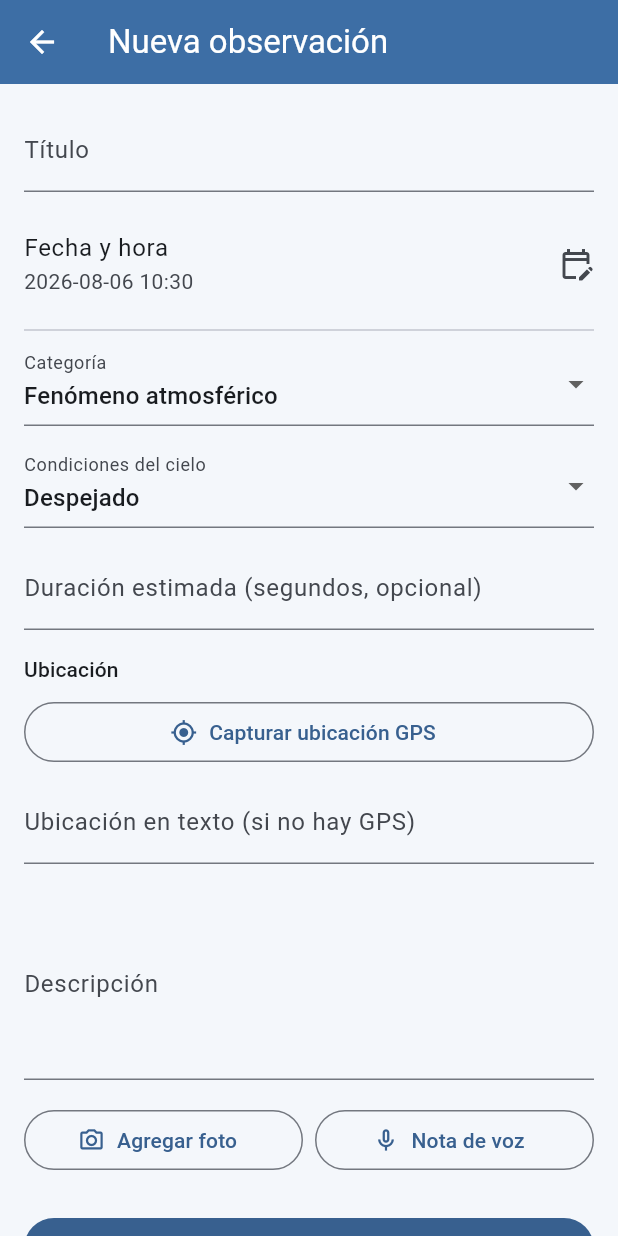
After one commit to JeanDevRD/Skyrepo, a Flutter app: the NewObservationScreen screen opened directly, on a phone screen of 412 x 824 dp. The commit adds this screen. Run offline on Flutter 3.47's test engine with Material 3 defaults, Android fonts, the phone set to English and light mode, and no system bars; our stand-ins replace audioplayers, flutter_map, geolocator, image_picker, latlong2, sqflite; missing offline and left inert: record; accounts and stored records are empty.

Commit message:
Casi terminado

```diff
--- /dev/null
+++ b/lib/screens/new_observation_screen.dart
@@ -0,0 +1,247 @@
+import 'package:flutter/material.dart';
+import 'package:provider/provider.dart';
+import '../models/observacion.dart';
+import '../services/database_service.dart';
+import '../services/location_service.dart';
+import '../services/media_service.dart';
+import '../services/audio_service.dart';
+import '../services/storage_service.dart';
+import '../widgets/filter_bar.dart' show categoriasCielo;
+
+class NewObservationScreen extends StatefulWidget {
+  const NewObservationScreen({super.key});
+
+  @override
+  State<NewObservationScreen> createState() => _NewObservationScreenState();
+}
+
+class _NewObservationScreenState extends State<NewObservationScreen> {
+  final _formKey = GlobalKey<FormState>();
+  final _tituloCtrl = TextEditingController();
+  final _duracionCtrl = TextEditingController();
+  final _ubicacionTextoCtrl = TextEditingController();
+  final _descripcionCtrl = TextEditingController();
+
+  String _categoria = categoriasCielo.first;
+  String _condicionesCielo = 'Despejado';
+  DateTime _fechaHora = DateTime.now();
+
+  double? _lat;
+  double? _lng;
+  bool _buscandoUbicacion = false;
+
+  String? _fotoPath;
+  String? _audioPath;
+  bool _grabando = false;
+  bool _guardando = false;
+
+  static const _condiciones = ['Despejado', 'Nublado', 'Bruma', 'Lluvia ligera'];
+
+  @override
+  void dispose() {
+    _tituloCtrl.dispose();
+    _duracionCtrl.dispose();
+    _ubicacionTextoCtrl.dispose();
+    _descripcionCtrl.dispose();
+    super.dispose();
+  }
+
+  Future<void> _capturarUbicacion() async {
+    setState(() => _buscandoUbicacion = true);
+    final ubicacion = await context.read<LocationService>().getCurrentLocation();
+    setState(() {
+      _buscandoUbicacion = false;
+      if (ubicacion != null) {
+        _lat = ubicacion.lat;
+        _lng = ubicacion.lng;
+      }
+    });
+    if (ubicacion == null && mounted) {
+      ScaffoldMessenger.of(context).showSnackBar(
+        const SnackBar(content: Text('No se pudo obtener el GPS. Escribe la ubicación manualmente.')),
+      );
+    }
+  }
+
+  Future<void> _tomarFoto() async {
+    final path = await context.read<MediaService>().tomarFoto();
+    if (path != null) setState(() => _fotoPath = path);
+  }
+
+  Future<void> _alternarGrabacion() async {
+    final audio = context.read<AudioService>();
+    if (!_grabando) {
+      final ruta = await context.read<StorageService>().nuevaRutaAudio();
+      await audio.iniciarGrabacion(ruta);
+      setState(() => _grabando = true);
+    } else {
+      final path = await audio.detenerGrabacion();
+      setState(() {
+        _grabando = false;
+        _audioPath = path;
+      });
+    }
+  }
+
+  Future<void> _elegirFechaHora() async {
+    final fecha = await showDatePicker(
+      context: context,
+      initialDate: _fechaHora,
+      firstDate: DateTime(2020),
+      lastDate: DateTime.now(),
+    );
+    if (fecha == null || !mounted) return;
+    final hora = await showTimePicker(
+      context: context,
+      initialTime: TimeOfDay.fromDateTime(_fechaHora),
+    );
+    if (hora == null) return;
+    setState(() {
+      _fechaHora = DateTime(fecha.year, fecha.month, fecha.day, hora.hour, hora.minute);
+    });
+  }
+
+  Future<void> _guardar() async {
+    if (!_formKey.currentState!.validate()) return;
+    if (_lat == null && _ubicacionTextoCtrl.text.trim().isEmpty) {
+      ScaffoldMessenger.of(context).showSnackBar(
+        const SnackBar(content: Text('Captura el GPS o escribe una ubicación en texto')),
+      );
+      return;
+    }
+
+    setState(() => _guardando = true);
+    final observacion = Observacion(
+      titulo: _tituloCtrl.text.trim(),
+      fechaHora: _fechaHora.toIso8601String(),
+      lat: _lat,
+      lng: _lng,
+      ubicacionTexto:
+          _ubicacionTextoCtrl.text.trim().isEmpty ? null : _ubicacionTextoCtrl.text.trim(),
+      duracionSeg: int.tryParse(_duracionCtrl.text.trim()),
+      categoria: _categoria,
+      condicionesCielo: _condicionesCielo,
+      descripcion: _descripcionCtrl.text.trim(),
+      fotoPath: _fotoPath,
+      audioPath: _audioPath,
+      creadoEn: DateTime.now().toIso8601String(),
+    );
+
+    await context.read<DatabaseService>().insertObservacion(observacion);
+    if (!mounted) return;
+    Navigator.pop(context);
+  }
+
+  @override
+  Widget build(BuildContext context) {
+    return Scaffold(
+      appBar: AppBar(title: const Text('Nueva observación')),
+      body: Form(
+        key: _formKey,
+        child: ListView(
+          padding: const EdgeInsets.all(16),
+          children: [
+            TextFormField(
+              controller: _tituloCtrl,
+              decoration: const InputDecoration(labelText: 'Título', hintText: 'Ej. Halo solar'),
+              validator: (v) => (v == null || v.trim().isEmpty) ? 'Requerido' : null,
+            ),
+            const SizedBox(height: 12),
+            ListTile(
+              contentPadding: EdgeInsets.zero,
+              title: const Text('Fecha y hora'),
+              subtitle: Text(_fechaHora.toString().substring(0, 16)),
+              trailing: const Icon(Icons.edit_calendar_outlined),
+              onTap: _elegirFechaHora,
+            ),
+            const Divider(),
+            DropdownButtonFormField<String>(
+              value: _categoria,
+              decoration: const InputDecoration(labelText: 'Categoría'),
+              items: categoriasCielo.map((c) => DropdownMenuItem(value: c, child: Text(c))).toList(),
+              onChanged: (v) => setState(() => _categoria = v!),
+            ),
+            const SizedBox(height: 12),
+            DropdownButtonFormField<String>(
+              value: _condicionesCielo,
+              decoration: const InputDecoration(labelText: 'Condiciones del cielo'),
+              items: _condiciones.map((c) => DropdownMenuItem(value: c, child: Text(c))).toList(),
+              onChanged: (v) => setState(() => _condicionesCielo = v!),
+            ),
+            const SizedBox(height: 12),
+            TextFormField(
+              controller: _duracionCtrl,
+              decoration: const InputDecoration(labelText: 'Duración estimada (segundos, opcional)'),
+              keyboardType: TextInputType.number,
+            ),
+            const SizedBox(height: 16),
+
+            Text('Ubicación', style: Theme.of(context).textTheme.labelLarge),
+            const SizedBox(height: 8),
+            OutlinedButton.icon(
+              icon: _buscandoUbicacion
+                  ? const SizedBox(
+                      height: 16, width: 16, child: CircularProgressIndicator(strokeWidth: 2))
+                  : const Icon(Icons.my_location_outlined),
+              label: Text(_lat != null ? 'GPS capturado ✓' : 'Capturar ubicación GPS'),
+              onPressed: _buscandoUbicacion ? null : _capturarUbicacion,
+            ),
+            const SizedBox(height: 8),
+            TextFormField(
+              controller: _ubicacionTextoCtrl,
+              decoration: const InputDecoration(
+                labelText: 'Ubicación en texto (si no hay GPS)',
+                hintText: 'Sector / municipio / provincia',
+              ),
+            ),
+            const SizedBox(height: 16),
+
+            TextFormField(
+              controller: _descripcionCtrl,
+              decoration: const InputDecoration(
+                labelText: 'Descripción',
+                hintText: 'Qué se vio, dirección (N/S/E/O), altura estimada',
+              ),
+              maxLines: 4,
+              validator: (v) => (v == null || v.trim().isEmpty) ? 'Requerido' : null,
+            ),
+            const SizedBox(height: 16),
+
+            Row(
+              children: [
+                Expanded(
+                  child: OutlinedButton.icon(
+                    icon: Icon(_fotoPath != null ? Icons.check : Icons.camera_alt_outlined),
+                    label: Text(_fotoPath != null ? 'Foto agregada' : 'Agregar foto'),
+                    onPressed: _tomarFoto,
+                  ),
+                ),
+                const SizedBox(width: 8),
+                Expanded(
+                  child: OutlinedButton.icon(
+                    icon: Icon(_grabando ? Icons.stop : Icons.mic_none_outlined),
+                    label: Text(_grabando
+                        ? 'Detener'
+                        : (_audioPath != null ? 'Audio agregado' : 'Nota de voz')),
+                    onPressed: _alternarGrabacion,
+                  ),
+                ),
+              ],
+            ),
+            const SizedBox(height: 24),
+
+            FilledButton(
+              onPressed: _guardando ? null : _guardar,
+              child: _guardando
+                  ? const SizedBox(
+                      height: 18,
+                      width: 18,
+                      child: CircularProgressIndicator(strokeWidth: 2, color: Colors.white))
+                  : const Text('Guardar observación'),
+            ),
+          ],
+        ),
+      ),
+    );
+  }
+}
--- a/lib/services/storage_service.dart
+++ b/lib/services/storage_service.dart
@@ -21,4 +21,10 @@ class StorageService {
       if (await d.exists()) await d.delete(recursive: true);
     }
   }
+
+  Future<String> nuevaRutaAudio() async {
+  final dir = await getApplicationDocumentsDirectory();
+  final destinoDir = Directory('${dir.path}/audios')..createSync(recursive: true);
+  return '${destinoDir.path}/${DateTime.now().millisecondsSinceEpoch}.m4a';
 }
+}
--- a/lib/theme/app_theme.dart
+++ b/lib/theme/app_theme.dart
@@ -2,6 +2,7 @@ import 'package:flutter/material.dart';
 
 class AppTheme {
   static const _diaPrimario = Color(0xFF3D6EA5);
+  static const _diaFondo = Color(0xFFF4F7FB);
   static const _nochePrimario = Color(0xFF7C8FE0);
   static const _nocheFondo = Color(0xFF11142B);
   static const _acentoLuna = Color(0xFFE8D9A0);
@@ -19,7 +20,7 @@ class AppTheme {
       foregroundColor: Colors.white,
       elevation: 0,
     ),
-    cardTheme: CardTheme(
+    cardTheme: CardThemeData(
       elevation: 1,
       shape: RoundedRectangleBorder(borderRadius: BorderRadius.circular(12)),
     ),
@@ -41,7 +42,7 @@ class AppTheme {
       foregroundColor: _acentoLuna,
       elevation: 0,
     ),
-    cardTheme: CardTheme(
+    cardTheme: CardThemeData(
       color: const Color(0xFF1B1F3B),
       elevation: 0,
       shape: RoundedRectangleBorder(borderRadius: BorderRadius.circular(12)),
```
Also changed, not shown: lib/screens/detail_screen.dart (added, +155 -0 lines), lib/screens/settings_screen.dart (added, +82 -0 lines).
